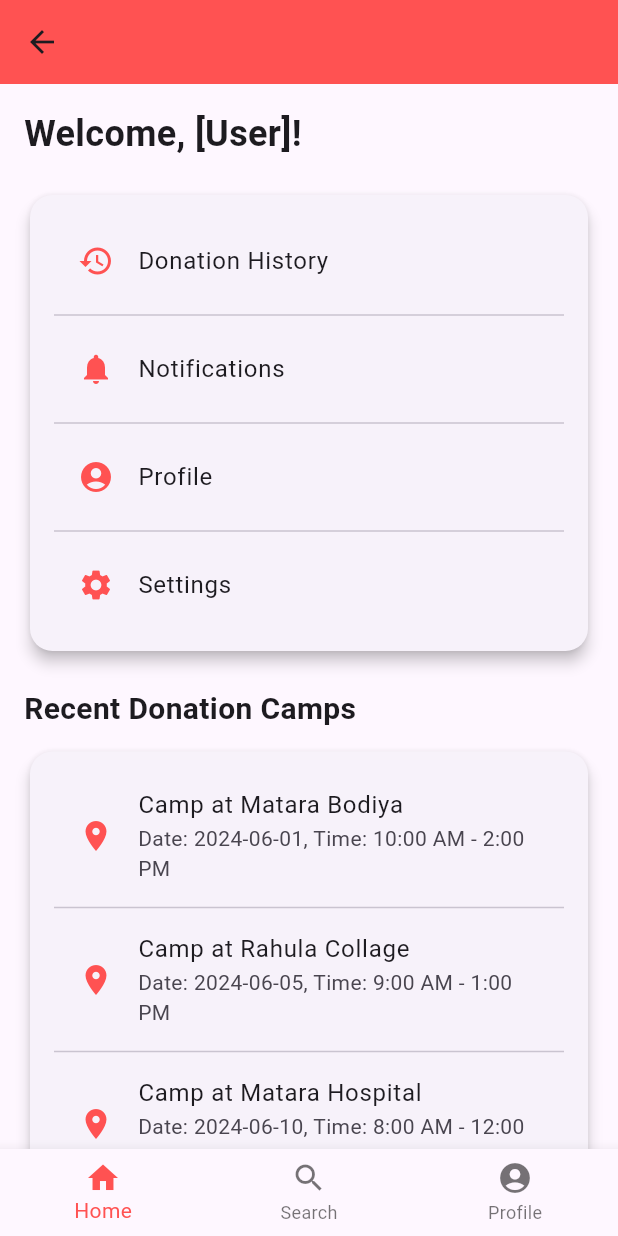
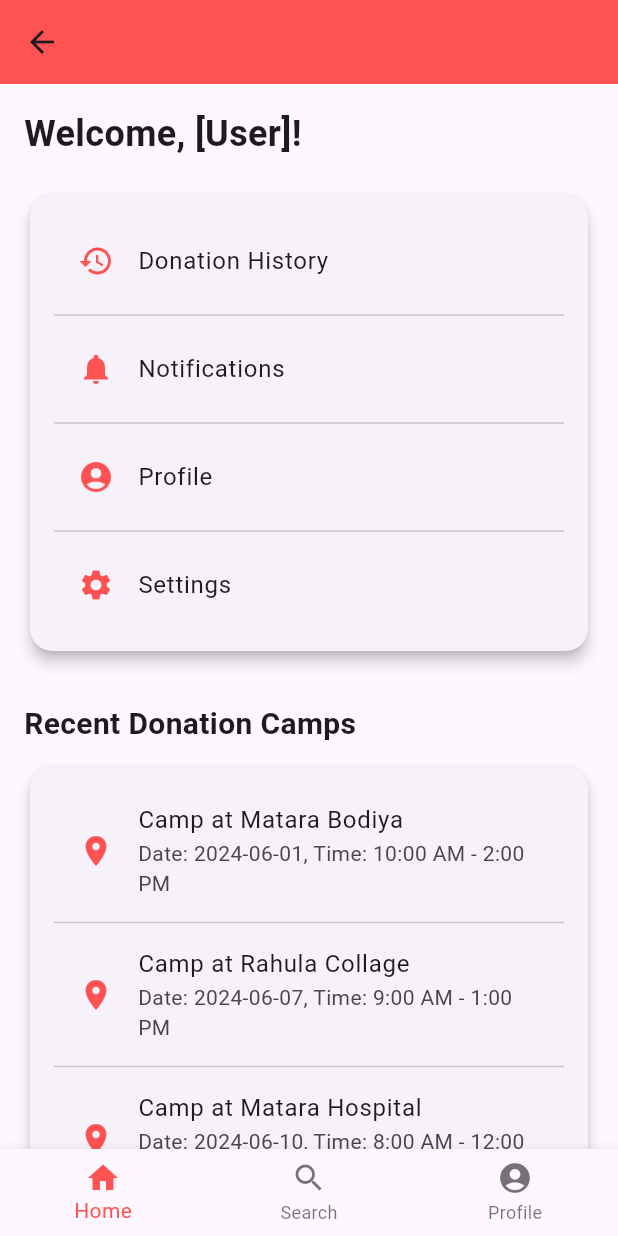
Before and after one commit to ChamiNarasinghe/Blood-donor-app, a Flutter app: the HomePage screen opened by its route, on a phone screen of 412 x 824 dp. Run offline on Flutter 3.47's test engine with Material 3 defaults, Android fonts, the phone set to English and light mode, and no system bars; our stand-ins replace cloud_firestore, firebase_auth, firebase_core; accounts and stored records are empty.

Commit message:
Commit By Kaveesh

```diff
--- a/lib/Home.dart
+++ b/lib/Home.dart
@@ -59,7 +59,7 @@ class HomePage extends StatelessWidget {
                   ),
                 ),
               ),
-              SizedBox(height: 20),
+              SizedBox(height: 30),
               Text(
                 'Recent Donation Camps',
                 style: TextStyle(
@@ -90,7 +90,7 @@ class HomePage extends StatelessWidget {
                             Icon(Icons.location_on, color: Colors.redAccent),
                         title: Text('Camp at Rahula Collage'),
                         subtitle:
-                            Text('Date: 2024-06-05, Time: 9:00 AM - 1:00 PM'),
+                            Text('Date: 2024-06-07, Time: 9:00 AM - 1:00 PM'),
                       ),
                       Divider(),
                       ListTile(
--- a/lib/Welcome/WelcomePage.dart
+++ b/lib/Welcome/WelcomePage.dart
@@ -23,7 +23,7 @@ class WelcomePage extends StatelessWidget {
                 padding: EdgeInsets.symmetric(horizontal: 16),
                 child: Column(
                   children: [
-                    SizedBox(height: 120),
+                    SizedBox(height: 110),
                     Container(
                       height: 200,
                       width: 200,
@@ -43,7 +43,7 @@ class WelcomePage extends StatelessWidget {
                         ),
                       ),
                     ),
-                    SizedBox(height: 40),
+                    SizedBox(height: 60),
                     Text(
                       "Let's save a Life with Blood Camp",
                       style: TextStyle(
```
